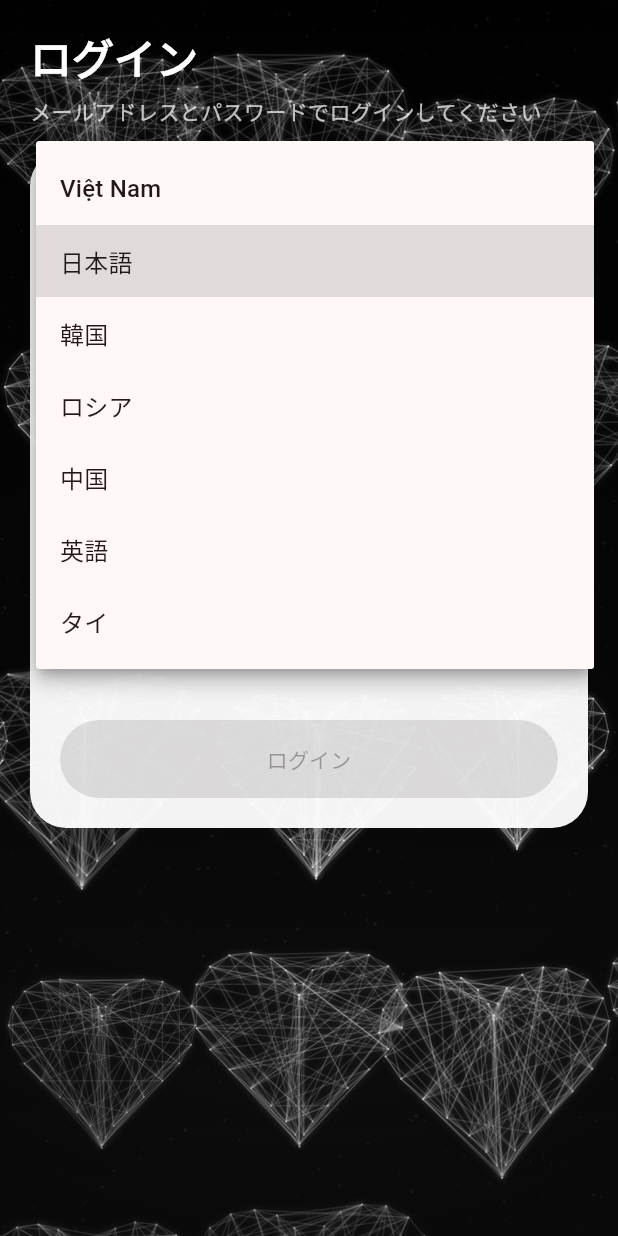
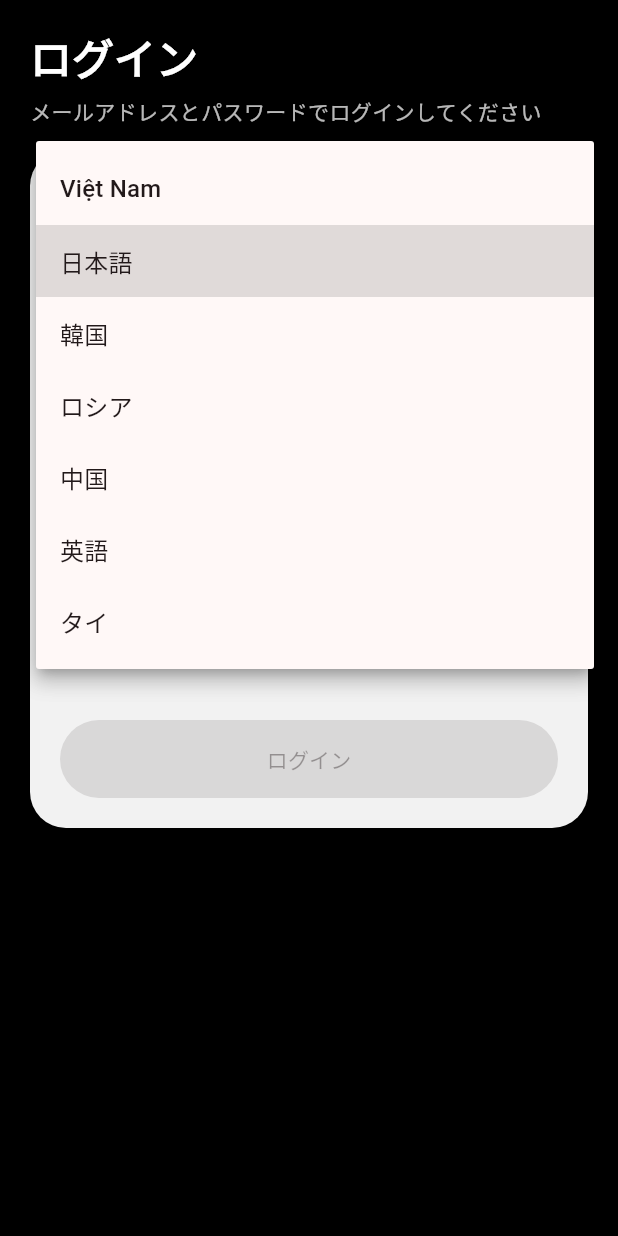
Before and after one commit to Kimura1406/Date_app, a Flutter app: the screen it shows after launch, after a tap on "日本語", on a phone screen of 412 x 824 dp. Run offline on Flutter 3.47's test engine with Material 3 defaults, Android fonts, the phone set to English and light mode, and no system bars; our stand-ins replace shared_preferences; accounts and stored records are empty.

Commit message:
Remove heavy app background visuals

```diff
--- a/mobile/lib/widgets/app_scene_background.dart
+++ b/mobile/lib/widgets/app_scene_background.dart
@@ -1,6 +1,3 @@
-import 'dart:math' as math;
-
-import 'package:flutter/foundation.dart';
 import 'package:flutter/material.dart';
 
 class AppSceneBackground extends StatelessWidget {
@@ -20,185 +17,11 @@ class AppSceneBackground extends StatelessWidget {
     final content =
         padding == null ? child : Padding(padding: padding!, child: child);
 
-    return Stack(
-      fit: StackFit.expand,
-      children: [
-        const RepaintBoundary(
-          child: CustomPaint(
-            painter: _WireframeHeartsBackgroundPainter(),
-          ),
-        ),
-        if (safeArea) SafeArea(child: content) else content,
-      ],
+    return DecoratedBox(
+      decoration: const BoxDecoration(
+        color: Colors.black,
+      ),
+      child: safeArea ? SafeArea(child: content) : content,
     );
   }
 }
-
-class _WireframeHeartsBackgroundPainter extends CustomPainter {
-  const _WireframeHeartsBackgroundPainter();
-
-  @override
-  void paint(Canvas canvas, Size size) {
-    final rect = Offset.zero & size;
-    final basePaint = Paint()
-      ..shader = const LinearGradient(
-        begin: Alignment.topCenter,
-        end: Alignment.bottomCenter,
-        colors: [
-          Color(0xFF010101),
-          Color(0xFF060606),
-          Color(0xFF101010),
-        ],
-      ).createShader(rect);
-    canvas.drawRect(rect, basePaint);
-
-    _paintDust(canvas, size);
-
-    final tileWidth = size.width / 3;
-    final tileHeight = size.height / 4.2;
-    final random = math.Random(1406);
-
-    for (var row = -1; row <= 4; row++) {
-      for (var col = -1; col <= 3; col++) {
-        final baseX = col * tileWidth + tileWidth * 0.5;
-        final baseY = row * tileHeight + tileHeight * 0.5;
-        final jitterX = (random.nextDouble() - 0.5) * tileWidth * 0.24;
-        final jitterY = (random.nextDouble() - 0.5) * tileHeight * 0.24;
-        final heartSize =
-            size.shortestSide * (0.13 + random.nextDouble() * 0.045);
-        final alpha = 0.11 + random.nextDouble() * 0.08;
-        final rotation = (random.nextDouble() - 0.5) * 0.14;
-
-        _paintWireHeart(
-          canvas,
-          center: Offset(baseX + jitterX, baseY + jitterY),
-          size: heartSize,
-          lineAlpha: alpha,
-          seed: row * 10 + col + 77,
-          rotation: rotation,
-        );
-      }
-    }
-
-    final vignettePaint = Paint()
-      ..shader = RadialGradient(
-        center: const Alignment(0, -0.1),
-        radius: 1.1,
-        colors: [
-          Colors.transparent,
-          Colors.black.withValues(alpha: 0.16),
-          Colors.black.withValues(alpha: 0.38),
-        ],
-        stops: const [0.0, 0.78, 1.0],
-      ).createShader(rect);
-    canvas.drawRect(rect, vignettePaint);
-  }
-
-  void _paintDust(Canvas canvas, Size size) {
-    final random = math.Random(44);
-    final dustPaint = Paint()..style = PaintingStyle.fill;
-    const mobileDensityDivisor = 300.0;
-    const webDensityDivisor = 420.0;
-    const densityDivisor = kIsWeb ? webDensityDivisor : mobileDensityDivisor;
-    final dustCount = (size.width * size.height / densityDivisor).round();
-
-    for (var index = 0; index < dustCount; index++) {
-      final dx = random.nextDouble() * size.width;
-      final dy = random.nextDouble() * size.height;
-      final radius = 0.25 + random.nextDouble() * 1.0;
-      dustPaint.color = Colors.white.withValues(
-        alpha: 0.01 + random.nextDouble() * 0.06,
-      );
-      canvas.drawCircle(Offset(dx, dy), radius, dustPaint);
-    }
-  }
-
-  void _paintWireHeart(
-    Canvas canvas, {
-    required Offset center,
-    required double size,
-    required double lineAlpha,
-    required int seed,
-    required double rotation,
-  }) {
-    canvas.save();
-    canvas.translate(center.dx, center.dy);
-    canvas.rotate(rotation);
-
-    final points = _buildHeartPoints(size);
-    final random = math.Random(seed);
-
-    final linePaint = Paint()
-      ..style = PaintingStyle.stroke
-      ..strokeWidth = math.max(0.45, size * 0.015)
-      ..strokeCap = StrokeCap.round
-      ..strokeJoin = StrokeJoin.round
-      ..color = Colors.white.withValues(alpha: lineAlpha);
-    final glowPaint = Paint()
-      ..style = PaintingStyle.stroke
-      ..strokeWidth = linePaint.strokeWidth + 0.85
-      ..maskFilter = const MaskFilter.blur(BlurStyle.normal, 2.5)
-      ..color = Colors.white.withValues(alpha: lineAlpha * 0.32);
-
-    final outlinePath = Path()..addPolygon(points, true);
-    canvas.drawPath(outlinePath, glowPaint);
-    canvas.drawPath(outlinePath, linePaint);
-
-    for (var index = 0; index < points.length; index++) {
-      final start = points[index];
-      final linked = <int>{};
-      const mobileTargetLinkCount = 4;
-      const webTargetLinkCount = 3;
-      const targetLinkCount =
-          kIsWeb ? webTargetLinkCount : mobileTargetLinkCount;
-      while (linked.length < targetLinkCount) {
-        final target = random.nextInt(points.length);
-        if (target == index) continue;
-        linked.add(target);
-      }
-
-      for (final targetIndex in linked) {
-        final end = points[targetIndex];
-        canvas.drawLine(start, end, glowPaint);
-        canvas.drawLine(start, end, linePaint);
-      }
-    }
-
-    final nodePaint = Paint()
-      ..style = PaintingStyle.fill
-      ..color = Colors.white.withValues(alpha: lineAlpha * 1.9);
-    for (final point in points) {
-      canvas.drawCircle(point, math.max(0.45, size * 0.013), nodePaint);
-    }
-
-    canvas.restore();
-  }
-
-  List<Offset> _buildHeartPoints(double size) {
-    final points = <Offset>[];
-    final scale = size * 0.07;
-    const mobileStep = 10;
-    const webStep = 12;
-    const step = kIsWeb ? webStep : mobileStep;
-
-    for (var degree = 0; degree < 360; degree += step) {
-      final t = degree * math.pi / 180;
-      final x = 16 * math.pow(math.sin(t), 3);
-      final y = 13 * math.cos(t) -
-          5 * math.cos(2 * t) -
-          2 * math.cos(3 * t) -
-          math.cos(4 * t);
-      points.add(
-        Offset(
-          x.toDouble() * scale,
-          -y.toDouble() * scale + size * 0.04,
-        ),
-      );
-    }
-
-    return points;
-  }
-
-  @override
-  bool shouldRepaint(covariant CustomPainter oldDelegate) => false;
-}
```
